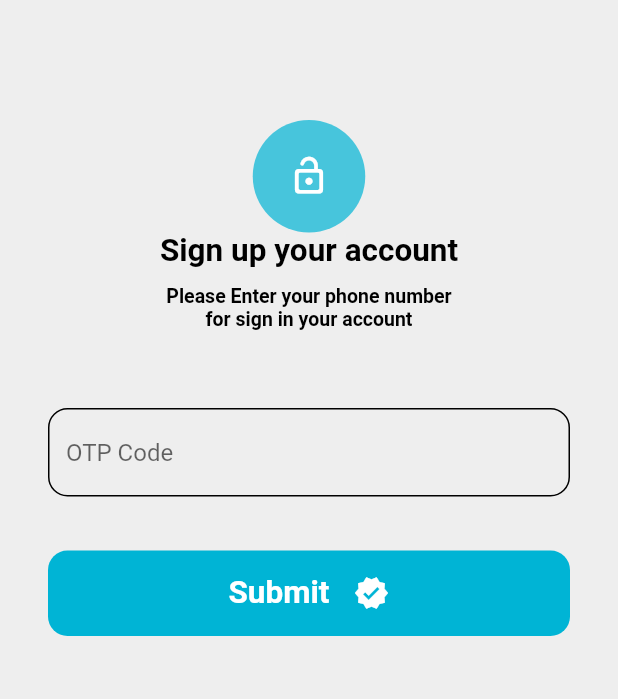
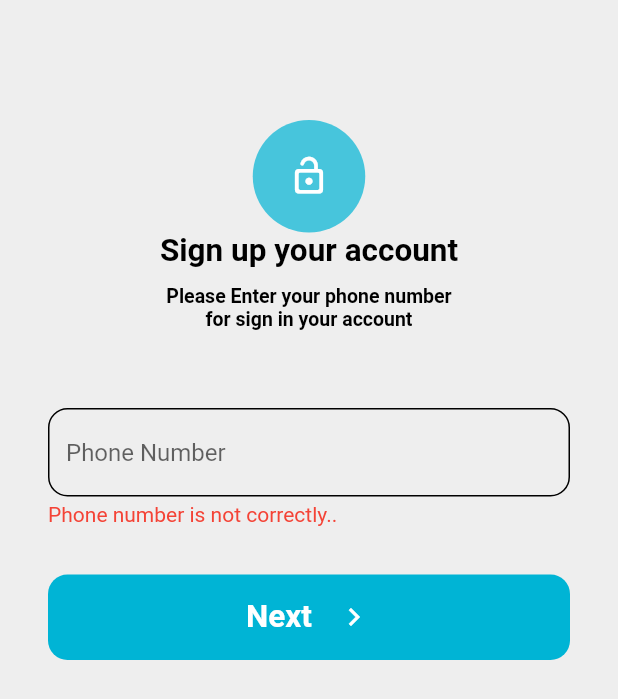
Before and after one commit to MounSovongdy/LoyEat_Merchant_App, a Flutter app: the screen it shows after launch, after a tap on "Next", on a phone screen of 412 x 824 dp. Shown: the top 699 px of the screen. Run offline on Flutter 3.47's test engine with Material 2 defaults, Android fonts, the phone set to English and light mode, and no system bars; our stand-ins replace cloud_firestore, firebase_auth, firebase_core, flutter_phoenix, get; accounts and stored records are empty.

Commit message:
29-Oct-22

```diff
--- a/lib/main.dart
+++ b/lib/main.dart
@@ -2,6 +2,7 @@ import 'dart:async';
 
 import 'package:firebase_core/firebase_core.dart';
 import 'package:flutter/material.dart';
+import 'package:flutter_phoenix/flutter_phoenix.dart';
 import 'package:get/get.dart';
 import 'package:loy_eat_merchant_app/src/constants/constants.dart';
 import 'package:loy_eat_merchant_app/src/screens/startup/start_up_screen.dart';
@@ -13,7 +14,7 @@ Future<void> main() async {
       home: getHome,
       debugShowCheckedModeBanner: false,
   );
-  runApp(app);
+  runApp(Phoenix(child: app));
 }
 
 Widget get getHome {
--- a/lib/src/screens/account/account_view_model.dart
+++ b/lib/src/screens/account/account_view_model.dart
@@ -1,5 +1,7 @@
 import 'package:cloud_firestore/cloud_firestore.dart';
 import 'package:firebase_auth/firebase_auth.dart';
+import 'package:flutter/material.dart';
+import 'package:flutter_phoenix/flutter_phoenix.dart';
 import 'package:get/get.dart';
 
 import '../menu/menu_view_model.dart';
@@ -31,8 +33,14 @@ class AccountViewModel extends GetxController {
     });
   }
 
+  void logout(BuildContext context) {
+    signOut();
+    Phoenix.rebirth(context);
+  }
+
   Future<StartUpScreen> signOut() async {
     await FirebaseAuth.instance.signOut();
+
     return const StartUpScreen();
   }
 }
--- a/lib/src/screens/login/login_srceen.dart
+++ b/lib/src/screens/login/login_srceen.dart
@@ -69,9 +69,10 @@ class LoginScreen extends StatelessWidget {
               Form(
                 key: loginViewModel.formKey,
                 child: Column(
+                  crossAxisAlignment: CrossAxisAlignment.start,
                   children: [
                     Obx(
-                      (() => loginViewModel.otpPassword.value
+                      (() => loginViewModel.showOtpText.value
                           ? const SizedBox()
                           : AppForm.input(
                               hintText: 'Phone Number',
@@ -85,22 +86,34 @@ class LoginScreen extends StatelessWidget {
                               },
                             )),
                     ),
-                    Obx((() => loginViewModel.otpPassword.value
+                    Obx((() => loginViewModel.showOtpText.value
                         ? AppForm.input(
                             hintText: 'OTP Code',
                             controller: loginViewModel.otpCode,
                             inputType: TextInputType.number,
                           )
                         : const SizedBox())),
+                    Obx((() => loginViewModel.phoneCorrect.value
+                        ? const SizedBox()
+                        : const Text('Phone number is not correctly..', style: TextStyle(
+                      fontSize: 14,
+                      color: Colors.red,
+                    )))),
+                    Obx((() => loginViewModel.otpCorrect.value
+                        ? const SizedBox()
+                        : const Text('Otp code is not correctly..', style: TextStyle(
+                      fontSize: 14,
+                      color: Colors.red,
+                    )))),
                   ],
                 ),
               ),
               const SizedBox(
                 height: defaultPaddin * 2,
               ),
-              Obx((() => loginViewModel.otpPassword.value ? const SizedBox() : AppButton.button1('Next', onTap: () => loginViewModel.buttonNextClick(), rightIcon: Icons.navigate_next)),),
+              Obx((() => loginViewModel.showOtpText.value ? const SizedBox() : AppButton.button1('Next', onTap: () => loginViewModel.buttonNextClick(), rightIcon: Icons.navigate_next)),),
               Obx(
-                (() => loginViewModel.otpPassword.value
+                (() => loginViewModel.showOtpText.value
                     ? AppButton.button1('Submit', onTap: () => loginViewModel.buttonSubmitClick(), rightIcon: Icons.verified,)
                     : const SizedBox()),
               ),
--- a/lib/src/screens/login/login_view_model.dart
+++ b/lib/src/screens/login/login_view_model.dart
@@ -1,3 +1,4 @@
+import 'package:cloud_firestore/cloud_firestore.dart';
 import 'package:firebase_auth/firebase_auth.dart';
 import 'package:flutter/material.dart';
 import 'package:get/get.dart';
@@ -5,41 +6,55 @@ import 'package:get/get.dart';
 import '../../utility/bottom_nav_bar_widget.dart';
 
 class LoginViewModel extends GetxController{
-  var otpPassword  = false.obs;
+  var showOtpText  = false.obs;
+  var phoneCorrect = true.obs;
+  var otpCorrect = true.obs;
 
   final phoneNumber = TextEditingController();
   final otpCode = TextEditingController();
   final formKey = GlobalKey<FormState>();
 
   FirebaseAuth auth = FirebaseAuth.instance;
+  var merchantNumber = ''.obs;
   var verificationIDReceived = '';
 
+  final merchantCollection = FirebaseFirestore.instance.collection('merchants');
+
   void buttonNextClick () {
-    otpPassword.value = true;
-    checkList();
-    verifyPhoneNumber();
+    getMerchantPhoneNumber();
   }
   void buttonSubmitClick () {
     verifyOTP();
   }
 
   void checkList() {
-    int num = int.parse(phoneNumber.text);
-    phoneNumber.text = num.toString();
+    if (phoneNumber.text != '') {
+      int num = int.parse(phoneNumber.text);
+      phoneNumber.text = num.toString();
+      merchantNumber.value = '+855${phoneNumber.text}';
+    }
+  }
+  void getMerchantPhoneNumber() async {
+    checkList();
+    final merchant = await merchantCollection.where('tel', isEqualTo: merchantNumber.value).get();
+    if (merchant.docs.isNotEmpty) {
+      showOtpText.value = true;
+      phoneCorrect.value = true;
+      verifyPhoneNumber();
+    } else {
+      debugPrint('Phone number is not correctly.');
+      showOtpText.value = false;
+      phoneCorrect.value = false;
+      phoneNumber.text = '';
+      merchantNumber.value = '';
+    }
   }
   void verifyPhoneNumber() async {
-    checkList();
-    debugPrint('+855${phoneNumber.text}');
+    debugPrint('Phone Number : ${merchantNumber.value}');
     await FirebaseAuth.instance.verifyPhoneNumber(
       phoneNumber: '+855${phoneNumber.text}',
       timeout: const Duration(seconds: 60),
-      verificationCompleted: (PhoneAuthCredential credential) async {
-        await auth.signInWithCredential(credential);
-        Navigator.push(
-          Get.context!,
-          MaterialPageRoute(builder: (context) => BottomNavigationBarExample(index: 0)),
-        );
-      },
+      verificationCompleted: (PhoneAuthCredential credential) {},
       verificationFailed: (FirebaseAuthException e) {
         if (e.code == 'invalid-phone-number') {
           debugPrint('The provided phone number is not valid.');
@@ -58,12 +73,15 @@ class LoginViewModel extends GetxController{
     try {
       PhoneAuthCredential credential = PhoneAuthProvider.credential(verificationId: verificationIDReceived, smsCode: otpCode.text);
       await auth.signInWithCredential(credential);
+      otpCorrect.value = true;
       Navigator.push(
         Get.context!,
         MaterialPageRoute(builder: (context) => BottomNavigationBarExample(index: 0)),
       );
     } catch (e) {
       debugPrint('your otp number not correctly.');
+      otpCorrect.value = false;
     }
   }
+
 }
--- a/pubspec.yaml
+++ b/pubspec.yaml
@@ -35,6 +35,7 @@ dependencies:
   cupertino_icons: ^1.0.2
   firebase_core: ^2.1.1
   cloud_firestore: ^4.0.3
+  flutter_phoenix: ^1.1.0
   firebase_auth: ^4.1.0
   intl: ^0.17.0
   get: ^4.6.5
```
Also changed, not shown: pubspec.lock.
